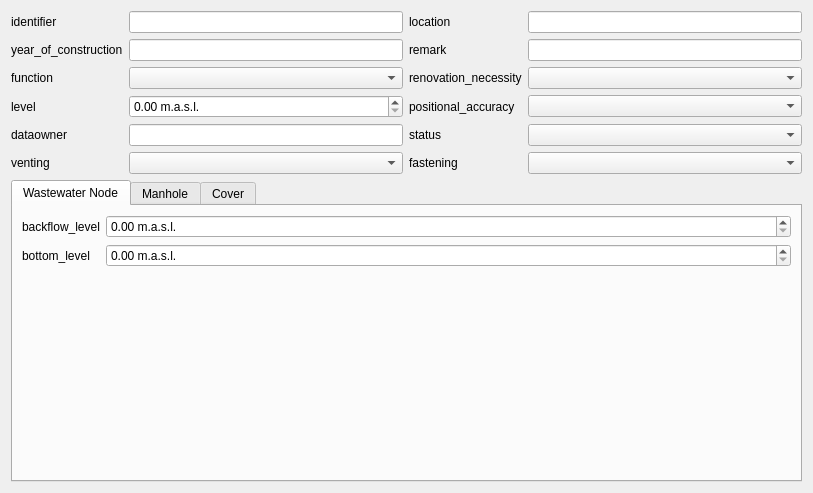
The window that project/forms/cover-manhole-wizard.ui (QGEP/QGEP) describes before a commit, drawn with Qt 5.
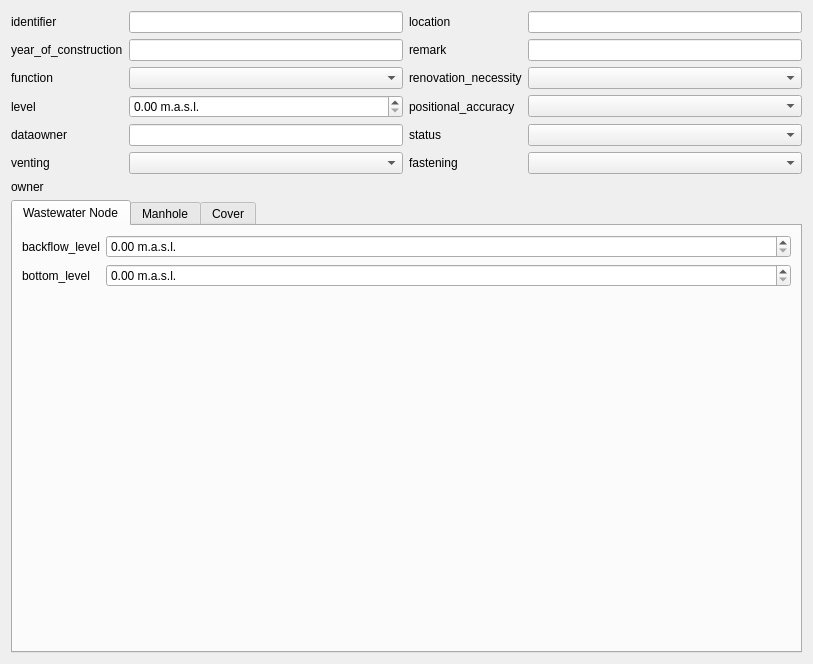
The same window after the commit. Custom widgets are drawn as their Qt base class.

Commit message: Add owner to manhole wizard

Patch:
```diff
--- a/project/forms/cover-manhole-wizard.ui
+++ b/project/forms/cover-manhole-wizard.ui
@@ -7,7 +7,7 @@
     <x>0</x>
     <y>0</y>
     <width>813</width>
-    <height>493</height>
+    <height>664</height>
    </rect>
   </property>
   <property name="windowTitle">
@@ -550,8 +550,25 @@
    <item row="8" column="3">
     <widget class="QComboBox" name="status"/>
    </item>
+   <item row="11" column="1">
+    <widget class="QgsRelationReferenceWidget" name="fk_owner"/>
+   </item>
+   <item row="11" column="0">
+    <widget class="QLabel" name="label_19">
+     <property name="text">
+      <string>owner</string>
+     </property>
+    </widget>
+   </item>
   </layout>
  </widget>
+ <customwidgets>
+  <customwidget>
+   <class>QgsRelationReferenceWidget</class>
+   <extends>QWidget</extends>
+   <header>qgsrelationreferencewidget.h</header>
+  </customwidget>
+ </customwidgets>
  <tabstops>
   <tabstop>identifier</tabstop>
   <tabstop>location_name</tabstop>
```
The commit also changes 1 other file.
